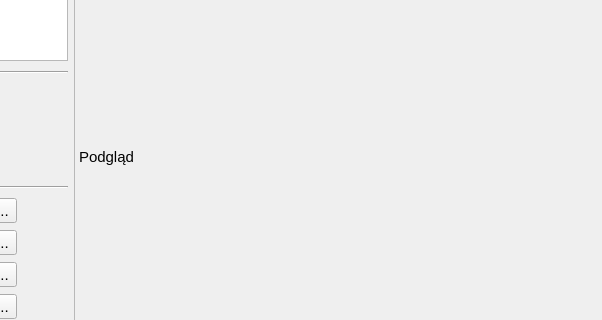
This is ui.ui in JaZax/projektMitp as Qt 5 draws it before an edit; both pictures show x 276 to 878 and y 207 to 527 of the 1160 by 720 pixel window. The edited form follows.
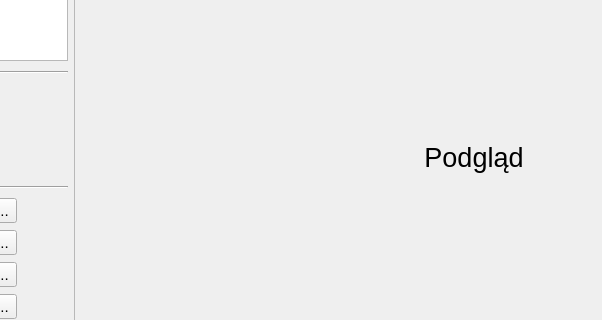
This is the edited form.

```diff
--- a/ui.ui
+++ b/ui.ui
@@ -313,6 +313,11 @@
          <height>640</height>
         </size>
        </property>
+       <property name="font">
+        <font>
+         <pointsize>20</pointsize>
+        </font>
+       </property>
        <property name="autoFillBackground">
         <bool>false</bool>
        </property>
@@ -322,6 +327,9 @@
        <property name="text">
         <string>Podgląd</string>
        </property>
+       <property name="alignment">
+        <set>Qt::AlignCenter</set>
+       </property>
       </widget>
      </item>
      <item row="4" column="0" colspan="3">
```
Left out of the diff: 3 changed lines with no effect on the pictures.
